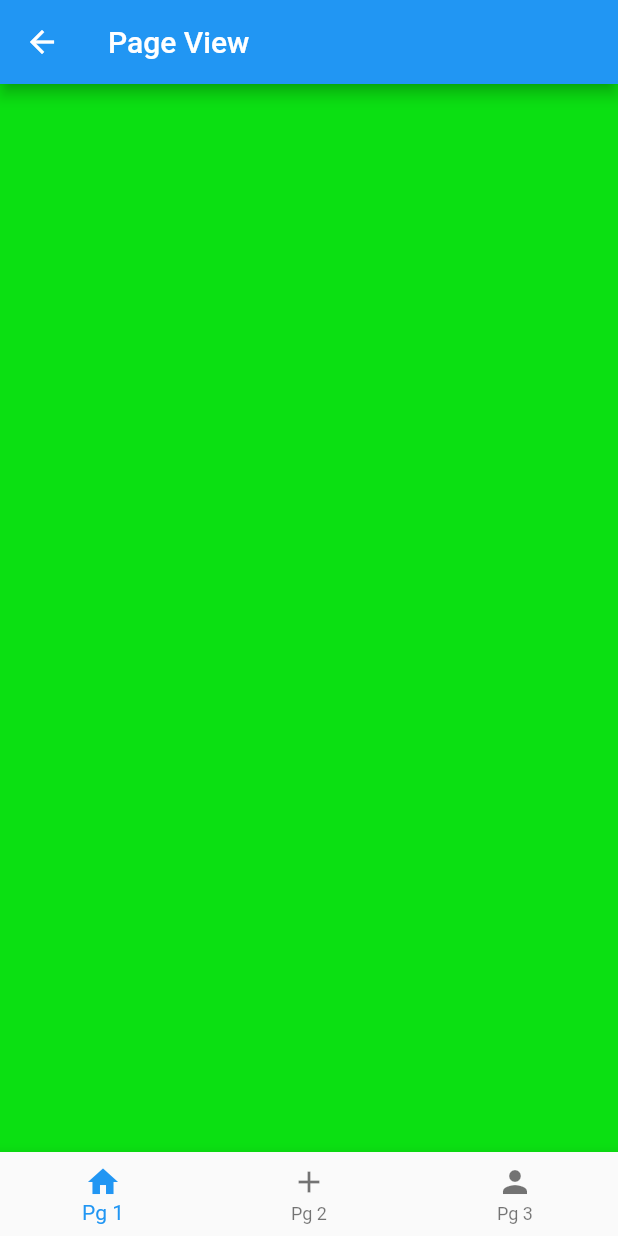
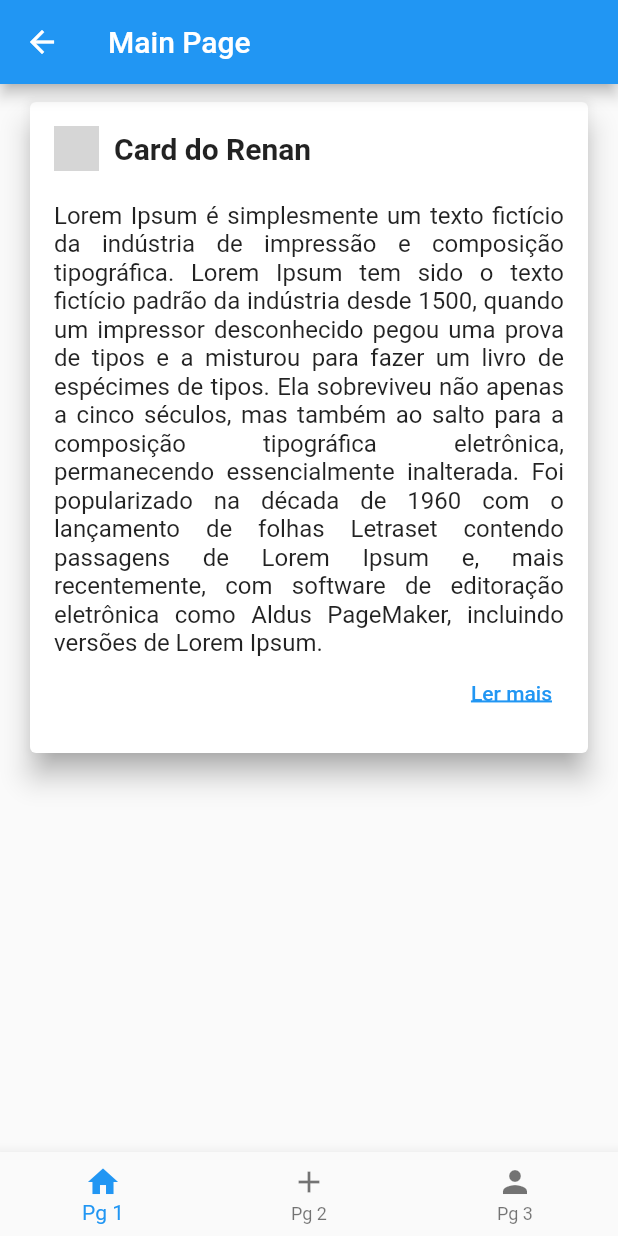
Before and after one commit to renanclemonini/flutter_senai_dio, a Flutter app: the PageViewPage screen opened directly, on a phone screen of 412 x 824 dp. Run offline on Flutter 3.47's test engine with Material 2 defaults, Android fonts, the phone set to English and light mode, and no system bars; network calls fail; grey boxes are pictures that could not be loaded.

Commit message:
evoluindo nos estudos

```diff
--- /dev/null
+++ b/lib/model/card_detail.dart
@@ -0,0 +1,8 @@
+class CardDetail{
+  int id;
+  String title;
+  String url;
+  String text;
+
+  CardDetail(this.id, this.title, this.url, this.text);
+}
--- /dev/null
+++ b/lib/pages/card_page.dart
@@ -0,0 +1,85 @@
+import 'package:flutter/material.dart';
+import 'package:projeto_flutter/model/card_detail.dart';
+import 'package:projeto_flutter/pages/card_detail_page.dart';
+
+class CardPage extends StatefulWidget {
+  const CardPage({super.key});
+
+  @override
+  State<CardPage> createState() => _CardPageState();
+}
+
+class _CardPageState extends State<CardPage> {
+
+  var cardDetail = CardDetail(
+    1,
+    "Card do Renan",
+    "https://lp.dio.me/wp-content/uploads/2023/03/LOGO-DIO-COLOR.png",
+    "Lorem Ipsum é simplesmente um texto fictício da indústria de impressão e composição tipográfica. Lorem Ipsum tem sido o texto fictício padrão da indústria desde 1500, quando um impressor desconhecido pegou uma prova de tipos e a misturou para fazer um livro de espécimes de tipos. Ela sobreviveu não apenas a cinco séculos, mas também ao salto para a composição tipográfica eletrônica, permanecendo essencialmente inalterada. Foi popularizado na década de 1960 com o lançamento de folhas Letraset contendo passagens de Lorem Ipsum e, mais recentemente, com software de editoração eletrônica como Aldus PageMaker, incluindo versões de Lorem Ipsum."
+  );
+
+
+  @override
+  Widget build(BuildContext context) {
+    return Column(
+      children: [
+        Container(
+          margin: const EdgeInsets.symmetric(horizontal: 16, vertical: 8),
+          width: double.infinity,
+          child: InkWell(
+            onTap: () {
+              Navigator.push(context, MaterialPageRoute(builder: (context) => CardDetailPage(
+                cardDetail: cardDetail,
+              ),));
+            },
+            child: Hero(
+              tag: cardDetail.id,
+              child: Card(
+                elevation: 8,
+                shadowColor: Colors.grey,
+                child: Padding(
+                  padding: const EdgeInsets.symmetric(horizontal: 16, vertical: 16),
+                  child: Column(
+                    crossAxisAlignment: CrossAxisAlignment.start,
+                    children: [
+                      Row(
+                        children: [
+                          Image.network(
+                            cardDetail.url,
+                            height: 30,
+                          ),
+                          const SizedBox(width: 10),
+                          Text(
+                            cardDetail.title,
+                            style: const TextStyle(
+                              fontWeight: FontWeight.bold,
+                              fontSize: 20),
+                            ),
+                        ],
+                      ),
+                      const SizedBox(height: 20),
+                      Text(
+                        cardDetail.text,
+                        style: const TextStyle(fontSize: 16),
+                        textAlign: TextAlign.justify,
+                      ),
+                      Container(
+                        width: double.infinity,
+                        alignment: Alignment.centerRight,
+                        child: TextButton(onPressed: () {
+
+                        }, child: const Text(
+                          "Ler mais",
+                          style: TextStyle(decoration: TextDecoration.underline, decorationThickness: 2),)),
+                      )
+                    ],
+                  ),
+                ),
+              ),
+            ),
+          ),
+        ),
+      ],
+    );
+  }
+}
--- a/lib/pages/page_view.dart
+++ b/lib/pages/page_view.dart
@@ -1,5 +1,5 @@
 import 'package:flutter/material.dart';
-import 'package:projeto_flutter/pages/pagina_1.dart';
+import 'package:projeto_flutter/pages/card_page.dart';
 import 'package:projeto_flutter/pages/pagina_2.dart';
 import 'package:projeto_flutter/pages/pagina_3.dart';
 
@@ -18,7 +18,7 @@ class _PageViewPageState extends State<PageViewPage> {
   Widget build(BuildContext context) {
     return Scaffold(
       appBar: AppBar(
-        title: const Text("Page View"),
+        title: const Text("Main Page"),
       ),
       body: Column(
         children: [
@@ -30,7 +30,7 @@ class _PageViewPageState extends State<PageViewPage> {
                   posPagina = value;
                 });
               },
-              children: const [Pagina1(), Pagina2(), Pagina3()],
+              children: const [CardPage(), Pagina2(), Pagina3()],
             ),
           ),
           BottomNavigationBar(
--- a/lib/pages/pagina_1.dart
+++ /dev/null
@@ -1,17 +0,0 @@
-import 'package:flutter/material.dart';
-
-class Pagina1 extends StatefulWidget {
-  const Pagina1({super.key});
-
-  @override
-  State<Pagina1> createState() => _Pagina1State();
-}
-
-class _Pagina1State extends State<Pagina1> {
-  @override
-  Widget build(BuildContext context) {
-    return Container(
-      color: const Color.fromARGB(255, 11, 224, 18),
-    );
-  }
-}
--- a/lib/shared/widgets/custom_drawer_dio.dart
+++ b/lib/shared/widgets/custom_drawer_dio.dart
@@ -46,7 +46,7 @@ class CustomDrawerDio extends StatelessWidget {
                   currentAccountPicture: CircleAvatar(
                       backgroundColor: Colors.transparent,
                       child: Image.network(
-                          "https://lp.dio.me/wp-content/uploads/2023/03/LOGO-DIO-COLOR.png")),
+                          "https://lp.dio.me/wp-content/uploads/2023/03/LOGO-DIO-COLOR.png",)),
                   accountName: const Text("Renan Clemonini",
                       style: TextStyle(color: Colors.white)),
                   accountEmail: const Text(
```
Also changed, not shown: lib/pages/card_detail_page.dart (added, +65 -0 lines), lib/shared/widgets/alert_dialog_sair.dart (+20 -7 lines).
